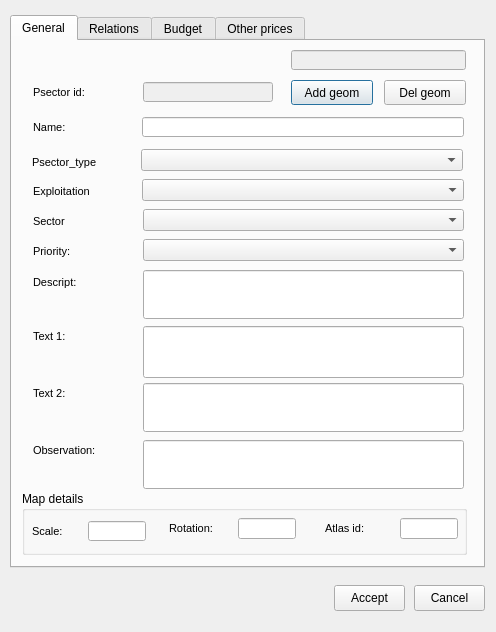
Above: ui/plan_psector.ui from Giswater/giswater_qgis_plugin before the change. Below: the same form after it.
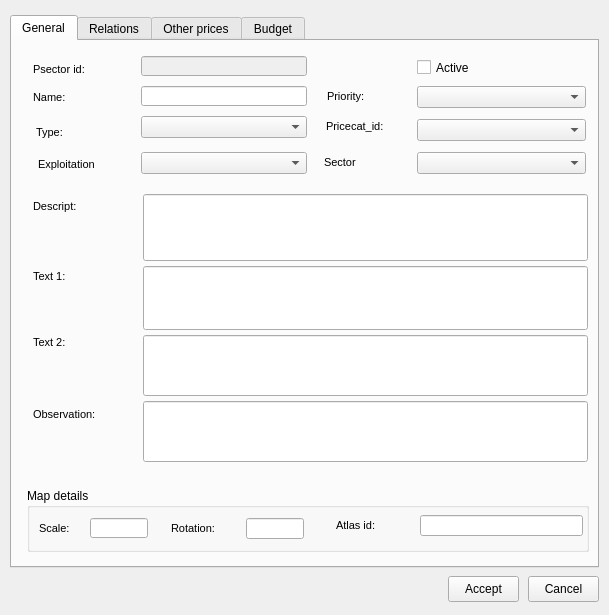
That is the form after the change. The open tabs and pages were chosen to show the change. Icons and pictures are not drawn.

Commit message: #332 parametrized psector_type (plan / om)

Diff of the .ui file:
```diff
--- a/ui/plan_psector.ui
+++ b/ui/plan_psector.ui
@@ -6,8 +6,8 @@
    <rect>
     <x>0</x>
     <y>0</y>
-    <width>496</width>
-    <height>632</height>
+    <width>609</width>
+    <height>615</height>
    </rect>
   </property>
   <property name="windowTitle">
@@ -18,7 +18,7 @@
     <rect>
      <x>10</x>
      <y>15</y>
-     <width>475</width>
+     <width>589</width>
      <height>553</height>
     </rect>
    </property>
@@ -32,44 +32,19 @@
     <widget class="QGroupBox" name="groupBox_5">
      <property name="geometry">
       <rect>
-       <x>10</x>
-       <y>450</y>
-       <width>445</width>
+       <x>15</x>
+       <y>447</y>
+       <width>562</width>
        <height>64</height>
       </rect>
      </property>
      <property name="title">
       <string>Map details</string>
      </property>
-     <widget class="QLineEdit" name="atlas_id">
-      <property name="enabled">
-       <bool>true</bool>
-      </property>
-      <property name="geometry">
-       <rect>
-        <x>378</x>
-        <y>27</y>
-        <width>58</width>
-        <height>21</height>
-       </rect>
-      </property>
-      <property name="font">
-       <font>
-        <family>Arial</family>
-        <italic>false</italic>
-       </font>
-      </property>
-      <property name="text">
-       <string/>
-      </property>
-      <property name="alignment">
-       <set>Qt::AlignLeading|Qt::AlignLeft|Qt::AlignTop</set>
-      </property>
-     </widget>
      <widget class="QLabel" name="label_scale_3">
       <property name="geometry">
        <rect>
-        <x>10</x>
+        <x>12</x>
         <y>30</y>
         <width>51</width>
         <height>21</height>
@@ -87,35 +62,14 @@
        <string>Scale:</string>
       </property>
      </widget>
-     <widget class="QLabel" name="label_atlas_id_3">
-      <property name="geometry">
-       <rect>
-        <x>303</x>
-        <y>27</y>
-        <width>70</width>
-        <height>21</height>
-       </rect>
-      </property>
-      <property name="font">
-       <font>
-        <family>Arial</family>
-        <pointsize>8</pointsize>
-        <weight>50</weight>
-        <bold>false</bold>
-       </font>
-      </property>
-      <property name="text">
-       <string>Atlas id:</string>
-      </property>
-     </widget>
      <widget class="QLineEdit" name="rotation">
       <property name="enabled">
        <bool>true</bool>
       </property>
       <property name="geometry">
        <rect>
-        <x>216</x>
-        <y>27</y>
+        <x>219</x>
+        <y>30</y>
         <width>58</width>
         <height>21</height>
        </rect>
@@ -136,8 +90,8 @@
      <widget class="QLabel" name="label_rotation_3">
       <property name="geometry">
        <rect>
-        <x>147</x>
-        <y>27</y>
+        <x>144</x>
+        <y>30</y>
         <width>71</width>
         <height>21</height>
        </rect>
@@ -160,7 +114,7 @@
       </property>
       <property name="geometry">
        <rect>
-        <x>66</x>
+        <x>63</x>
         <y>30</y>
         <width>58</width>
         <height>20</height>
@@ -179,29 +133,58 @@
        <enum>QLineEdit::Normal</enum>
       </property>
      </widget>
-    </widget>
-    <widget class="QPushButton" name="add_geom">
-     <property name="geometry">
-      <rect>
-       <x>279</x>
-       <y>39</y>
-       <width>82</width>
-       <height>25</height>
-      </rect>
-     </property>
-     <property name="text">
-      <string>Add geom</string>
-     </property>
-     <property name="icon">
-      <iconset>
-       <normaloff>icons/widgets/131.png</normaloff>icons/widgets/131.png</iconset>
-     </property>
+     <widget class="QLineEdit" name="atlas_id">
+      <property name="enabled">
+       <bool>true</bool>
+      </property>
+      <property name="geometry">
+       <rect>
+        <x>393</x>
+        <y>27</y>
+        <width>163</width>
+        <height>21</height>
+       </rect>
+      </property>
+      <property name="font">
+       <font>
+        <family>Arial</family>
+        <italic>false</italic>
+       </font>
+      </property>
+      <property name="text">
+       <string/>
+      </property>
+      <property name="alignment">
+       <set>Qt::AlignLeading|Qt::AlignLeft|Qt::AlignTop</set>
+      </property>
+     </widget>
+     <widget class="QLabel" name="label_atlas_id">
+      <property name="geometry">
+       <rect>
+        <x>309</x>
+        <y>27</y>
+        <width>70</width>
+        <height>21</height>
+       </rect>
+      </property>
+      <property name="font">
+       <font>
+        <family>Arial</family>
+        <pointsize>8</pointsize>
+        <weight>50</weight>
+        <bold>false</bold>
+       </font>
+      </property>
+      <property name="text">
+       <string>Atlas id:</string>
+      </property>
+     </widget>
     </widget>
     <widget class="QLabel" name="descript_label">
      <property name="geometry">
       <rect>
        <x>21</x>
-       <y>231</y>
+       <y>155</y>
        <width>91</width>
        <height>21</height>
       </rect>
@@ -222,8 +205,8 @@
      <property name="geometry">
       <rect>
        <x>129</x>
-       <y>108</y>
-       <width>322</width>
+       <y>75</y>
+       <width>166</width>
        <height>22</height>
       </rect>
      </property>
@@ -231,9 +214,9 @@
     <widget class="QLabel" name="lbl_expl_id">
      <property name="geometry">
       <rect>
-       <x>21</x>
-       <y>140</y>
-       <width>71</width>
+       <x>26</x>
+       <y>113</y>
+       <width>91</width>
        <height>21</height>
       </rect>
      </property>
@@ -249,43 +232,15 @@
       <string>Exploitation</string>
      </property>
     </widget>
-    <widget class="QLineEdit" name="the_geom">
-     <property name="enabled">
-      <bool>false</bool>
-     </property>
-     <property name="geometry">
-      <rect>
-       <x>279</x>
-       <y>9</y>
-       <width>175</width>
-       <height>20</height>
-      </rect>
-     </property>
-     <property name="font">
-      <font>
-       <family>Arial</family>
-       <italic>false</italic>
-      </font>
-     </property>
-     <property name="text">
-      <string/>
-     </property>
-     <property name="maxLength">
-      <number>500</number>
-     </property>
-     <property name="echoMode">
-      <enum>QLineEdit::Normal</enum>
-     </property>
-    </widget>
     <widget class="QLineEdit" name="psector_id">
      <property name="enabled">
       <bool>false</bool>
      </property>
      <property name="geometry">
       <rect>
-       <x>131</x>
-       <y>41</y>
-       <width>130</width>
+       <x>129</x>
+       <y>15</y>
+       <width>166</width>
        <height>20</height>
       </rect>
      </property>
@@ -309,7 +264,7 @@
      <property name="geometry">
       <rect>
        <x>21</x>
-       <y>285</y>
+       <y>225</y>
        <width>81</width>
        <height>21</height>
       </rect>
@@ -329,9 +284,9 @@
     <widget class="QComboBox" name="expl_id">
      <property name="geometry">
       <rect>
-       <x>130</x>
-       <y>138</y>
-       <width>322</width>
+       <x>129</x>
+       <y>111</y>
+       <width>166</width>
        <height>22</height>
       </rect>
      </property>
@@ -339,8 +294,8 @@
     <widget class="QLabel" name="lbl_psector_type">
      <property name="geometry">
       <rect>
-       <x>20</x>
-       <y>111</y>
+       <x>24</x>
+       <y>81</y>
        <width>91</width>
        <height>21</height>
       </rect>
@@ -354,14 +309,14 @@
       </font>
      </property>
      <property name="text">
-      <string>Psector_type</string>
+      <string>Type:</string>
      </property>
     </widget>
     <widget class="QLabel" name="priority_label">
      <property name="geometry">
       <rect>
-       <x>21</x>
-       <y>200</y>
+       <x>315</x>
+       <y>45</y>
        <width>71</width>
        <height>21</height>
       </rect>
@@ -378,27 +333,6 @@
       <string>Priority:</string>
      </property>
     </widget>
-    <widget class="QLabel" name="label_shor_descript">
-     <property name="geometry">
-      <rect>
-       <x>21</x>
-       <y>76</y>
-       <width>71</width>
-       <height>21</height>
-      </rect>
-     </property>
-     <property name="font">
-      <font>
-       <family>Arial</family>
-       <pointsize>8</pointsize>
-       <weight>50</weight>
-       <bold>false</bold>
-      </font>
-     </property>
-     <property name="text">
-      <string>Name:</string>
-     </property>
-    </widget>
     <widget class="QLineEdit" name="observ">
      <property name="enabled">
       <bool>true</bool>
@@ -406,9 +340,9 @@
      <property name="geometry">
       <rect>
        <x>131</x>
-       <y>399</y>
-       <width>321</width>
-       <height>49</height>
+       <y>360</y>
+       <width>445</width>
+       <height>61</height>
       </rect>
      </property>
      <property name="font">
@@ -430,9 +364,9 @@
     <widget class="QComboBox" name="sector_id">
      <property name="geometry">
       <rect>
-       <x>131</x>
-       <y>168</y>
-       <width>321</width>
+       <x>405</x>
+       <y>111</y>
+       <width>169</width>
        <height>22</height>
       </rect>
      </property>
@@ -443,9 +377,9 @@
      </property>
      <property name="geometry">
       <rect>
-       <x>130</x>
-       <y>76</y>
-       <width>322</width>
+       <x>129</x>
+       <y>45</y>
+       <width>166</width>
        <height>20</height>
       </rect>
      </property>
@@ -471,9 +405,9 @@
     <widget class="QComboBox" name="priority">
      <property name="geometry">
       <rect>
-       <x>131</x>
-       <y>198</y>
-       <width>321</width>
+       <x>405</x>
+       <y>45</y>
+       <width>169</width>
        <height>22</height>
       </rect>
      </property>
@@ -485,9 +419,9 @@
      <property name="geometry">
       <rect>
        <x>131</x>
-       <y>229</y>
-       <width>321</width>
-       <height>49</height>
+       <y>153</y>
+       <width>445</width>
+       <height>67</height>
       </rect>
      </property>
      <property name="font">
@@ -510,7 +444,7 @@
      <property name="geometry">
       <rect>
        <x>21</x>
-       <y>399</y>
+       <y>363</y>
        <width>91</width>
        <height>21</height>
       </rect>
@@ -531,7 +465,7 @@
      <property name="geometry">
       <rect>
        <x>21</x>
-       <y>41</y>
+       <y>18</y>
        <width>81</width>
        <height>21</height>
       </rect>
@@ -555,9 +489,9 @@
      <property name="geometry">
       <rect>
        <x>131</x>
-       <y>342</y>
-       <width>321</width>
-       <height>49</height>
+       <y>294</y>
+       <width>445</width>
+       <height>61</height>
       </rect>
      </property>
      <property name="font">
@@ -580,7 +514,7 @@
      <property name="geometry">
       <rect>
        <x>21</x>
-       <y>342</y>
+       <y>291</y>
        <width>71</width>
        <height>21</height>
       </rect>
@@ -604,9 +538,9 @@
      <property name="geometry">
       <rect>
        <x>131</x>
-       <y>285</y>
-       <width>321</width>
-       <height>52</height>
+       <y>225</y>
+       <width>445</width>
+       <height>64</height>
       </rect>
      </property>
      <property name="font">
@@ -628,8 +562,8 @@
     <widget class="QLabel" name="priority_label_2">
      <property name="geometry">
       <rect>
-       <x>21</x>
-       <y>170</y>
+       <x>312</x>
+       <y>111</y>
        <width>71</width>
        <height>21</height>
       </rect>
@@ -646,21 +580,81 @@
       <string>Sector</string>
      </property>
     </widget>
-    <widget class="QPushButton" name="del_geom">
+    <widget class="QLabel" name="label_name">
      <property name="geometry">
       <rect>
-       <x>372</x>
-       <y>39</y>
+       <x>21</x>
+       <y>45</y>
+       <width>101</width>
+       <height>22</height>
+      </rect>
+     </property>
+     <property name="font">
+      <font>
+       <pointsize>8</pointsize>
+      </font>
+     </property>
+     <property name="frameShape">
+      <enum>QFrame::NoFrame</enum>
+     </property>
+     <property name="frameShadow">
+      <enum>QFrame::Plain</enum>
+     </property>
+     <property name="text">
+      <string>Name:</string>
+     </property>
+     <property name="textFormat">
+      <enum>Qt::AutoText</enum>
+     </property>
+     <property name="scaledContents">
+      <bool>false</bool>
+     </property>
+     <property name="margin">
+      <number>3</number>
+     </property>
+    </widget>
+    <widget class="QLabel" name="lbl_expl_id_2">
+     <property name="geometry">
+      <rect>
+       <x>314</x>
+       <y>75</y>
        <width>82</width>
-       <height>25</height>
+       <height>21</height>
       </rect>
      </property>
+     <property name="font">
+      <font>
+       <family>Arial</family>
+       <pointsize>8</pointsize>
+       <weight>50</weight>
+       <bold>false</bold>
+      </font>
+     </property>
      <property name="text">
-      <string>Del geom</string>
+      <string>Pricecat_id:</string>
      </property>
-     <property name="icon">
-      <iconset>
-       <normaloff>icons/widgets/131.png</normaloff>icons/widgets/131.png</iconset>
+    </widget>
+    <widget class="QComboBox" name="price_id">
+     <property name="geometry">
+      <rect>
+       <x>405</x>
+       <y>78</y>
+       <width>169</width>
+       <height>22</height>
+      </rect>
+     </property>
+    </widget>
+    <widget class="QCheckBox" name="unconnected">
+     <property name="geometry">
+      <rect>
+       <x>405</x>
+       <y>18</y>
+       <width>121</width>
+       <height>17</height>
+      </rect>
+     </property>
+     <property name="text">
+      <string>Active</string>
      </property>
     </widget>
    </widget>
@@ -773,6 +767,111 @@
      </property>
     </widget>
    </widget>
+   <widget class="QWidget" name="tab_3">
+    <attribute name="title">
+     <string>Other prices</string>
+    </attribute>
+    <widget class="QTableView" name="all_rows">
+     <property name="geometry">
+      <rect>
+       <x>12</x>
+       <y>60</y>
+       <width>220</width>
+       <height>343</height>
+      </rect>
+     </property>
+    </widget>
+    <widget class="QTableView" name="selected_rows">
+     <property name="geometry">
+      <rect>
+       <x>291</x>
+       <y>60</y>
+       <width>274</width>
+       <height>343</height>
+      </rect>
+     </property>
+    </widget>
+    <widget class="QPushButton" name="btn_select">
+     <property name="geometry">
+      <rect>
+       <x>246</x>
+       <y>102</y>
+       <width>34</width>
+       <height>26</height>
+      </rect>
+     </property>
+     <property name="text">
+      <string/>
+     </property>
+    </widget>
+    <widget class="QPushButton" name="btn_unselect">
+     <property name="geometry">
+      <rect>
+       <x>246</x>
+       <y>159</y>
+       <width>34</width>
+       <height>26</height>
+      </rect>
+     </property>
+     <property name="text">
+      <string/>
+     </property>
+    </widget>
+    <widget class="QLabel" name="lbl_descript">
+     <property name="geometry">
+      <rect>
+       <x>20</x>
+       <y>414</y>
+       <width>211</width>
+       <height>25</height>
+      </rect>
+     </property>
+     <property name="text">
+      <string/>
+     </property>
+    </widget>
+    <widget class="QLineEdit" name="txt_name">
+     <property name="geometry">
+      <rect>
+       <x>20</x>
+       <y>20</y>
+       <width>211</width>
+       <height>20</height>
+      </rect>
+     </property>
+    </widget>
+    <widget class="QLineEdit" name="txt_name_2">
+     <property name="geometry">
+      <rect>
+       <x>435</x>
+       <y>420</y>
+       <width>130</width>
+       <height>20</height>
+      </rect>
+     </property>
+    </widget>
+    <widget class="QLabel" name="lbl_psector_type_2">
+     <property name="geometry">
+      <rect>
+       <x>297</x>
+       <y>423</y>
+       <width>91</width>
+       <height>21</height>
+      </rect>
+     </property>
+     <property name="font">
+      <font>
+       <family>Arial</family>
+       <pointsize>8</pointsize>
+       <weight>50</weight>
+       <bold>false</bold>
+      </font>
+     </property>
+     <property name="text">
+      <string>Total:</string>
+     </property>
+    </widget>
+   </widget>
    <widget class="QWidget" name="tab">
     <attribute name="title">
      <string>Budget</string>
@@ -1427,12 +1526,7 @@
       <string>%</string>
      </property>
     </widget>
-   </widget>
-   <widget class="QWidget" name="tab_3">
-    <attribute name="title">
-     <string>Other prices</string>
-    </attribute>
-    <widget class="QTableView" name="all_rows">
+    <widget class="QPushButton" name="btn_accept_2">
      <property name="geometry">
       <rect>
        <x>12</x>
@@ -1506,8 +1600,8 @@
   <widget class="QPushButton" name="btn_accept">
    <property name="geometry">
     <rect>
-     <x>334</x>
-     <y>585</y>
+     <x>448</x>
+     <y>576</y>
      <width>71</width>
      <height>26</height>
     </rect>
@@ -1519,8 +1613,8 @@
   <widget class="QPushButton" name="btn_cancel">
    <property name="geometry">
     <rect>
-     <x>414</x>
-     <y>585</y>
+     <x>528</x>
+     <y>576</y>
      <width>71</width>
      <height>26</height>
     </rect>
```
Left out of the diff: 107 changed lines with no effect on the pictures. The commit also changes 3 other files.
